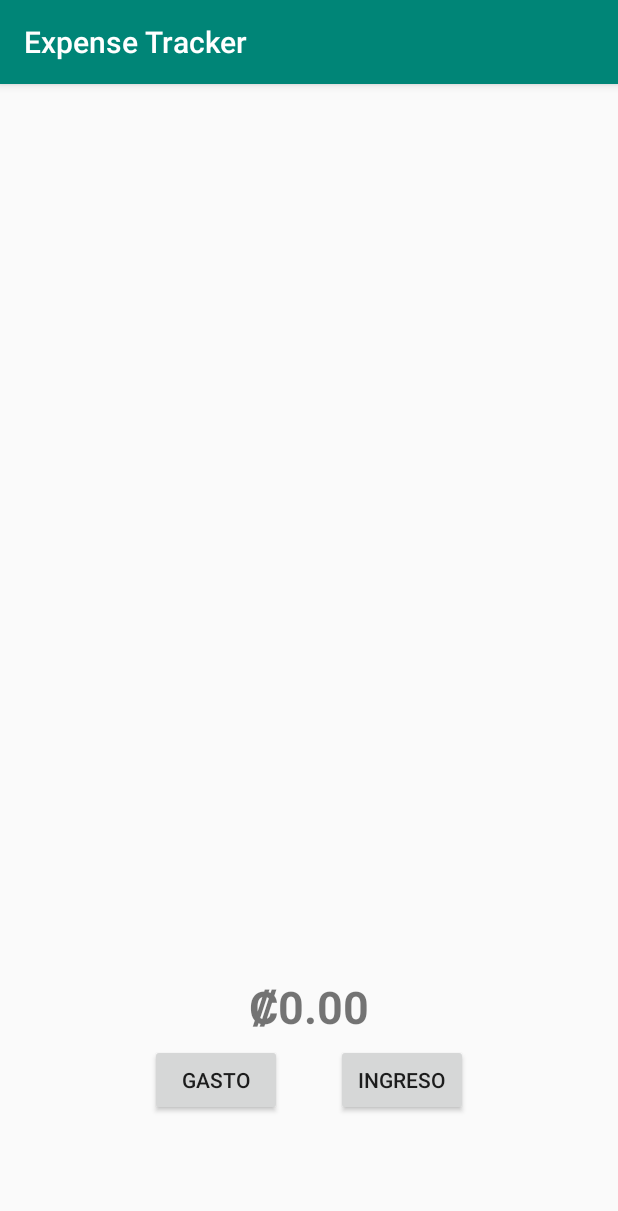
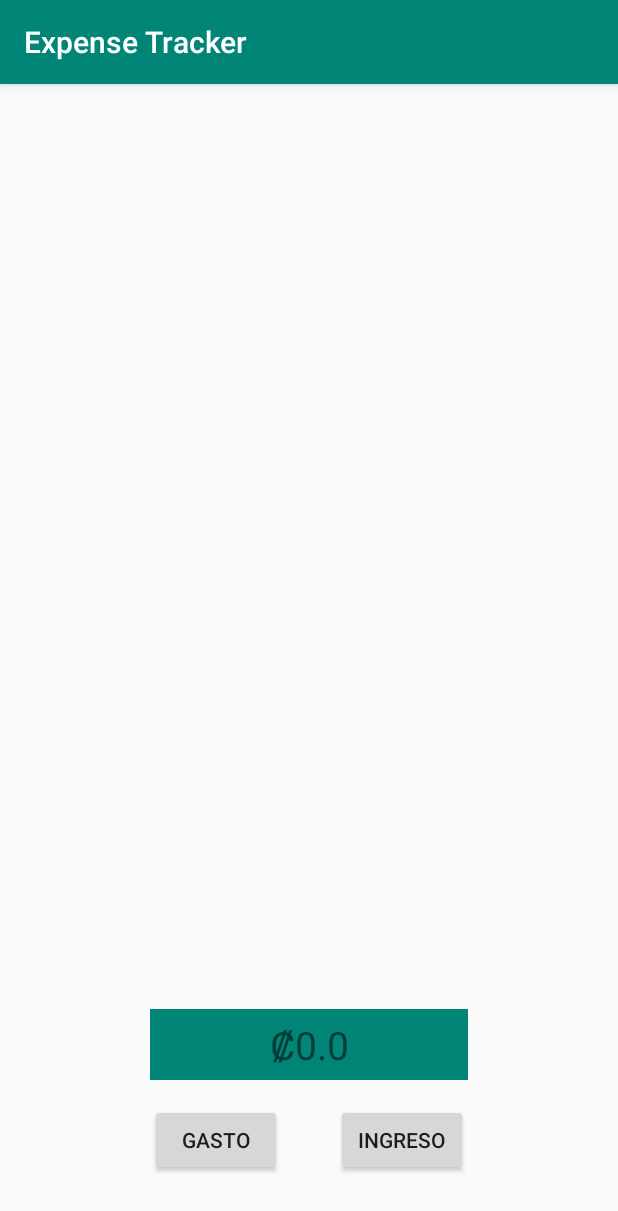
Before and after one commit to Kenneth-hv/ExpenseTracker, an Android app: the screen it shows after launch (MainActivity), on a phone screen of 412 x 824 dp. Shown: the top 1211 px of the screen. Run offline under Robolectric (Android 15) with nearby library versions, the phone set to English and light mode, and no system bars.

Commit message:
Changed startActivity to startActivityForResult. Now the history is opened tapping the balance text.

```diff
--- a/app/src/main/java/com/example/expensetracker/MainActivity.java
+++ b/app/src/main/java/com/example/expensetracker/MainActivity.java
@@ -4,13 +4,13 @@ import android.content.Intent;
 import android.support.v7.app.AppCompatActivity;
 import android.os.Bundle;
 import android.view.View;
+import android.widget.TextView;
 
 import com.example.expensetracker.controler.ExpenseTracker;
 
 
 public class MainActivity extends AppCompatActivity {
     private ExpenseTracker expenseTracker;
-
 
     @Override
     protected void onCreate(Bundle savedInstanceState) {
@@ -19,16 +19,30 @@ public class MainActivity extends AppCompatActivity {
 
         expenseTracker = ExpenseTracker.getInstance();
 
+        updateCurrentTotal();
     }
 
     public void addExpenseButton(View view){
         Intent addExpenseIntent = new Intent(this, AddExpenseActivity.class);
-        startActivity(addExpenseIntent);
+        startActivityForResult(addExpenseIntent,0);
+        updateCurrentTotal();
     }
 
     public void addIncomeButton(View view){
         Intent addIncomeIntent = new Intent(this, AddIncomeActivity.class);
         startActivity(addIncomeIntent);
+        updateCurrentTotal();
+    }
+
+    public void viewHistoryButton(View view){
+        Intent viewHistoryActivity = new Intent(this, ViewHistory.class);
+        startActivityForResult(viewHistoryActivity,0);
+        updateCurrentTotal();
+    }
+
+    private void updateCurrentTotal(){
+        TextView total = findViewById(R.id.totalTextView);
+        total.setText(expenseTracker.getTotalString());
     }
 
 }
--- a/app/src/main/res/layout/activity_main.xml
+++ b/app/src/main/res/layout/activity_main.xml
@@ -4,7 +4,8 @@
     xmlns:tools="http://schemas.android.com/tools"
     android:layout_width="match_parent"
     android:layout_height="match_parent"
-    tools:context=".MainActivity" >
+    android:onClick="viewHistoryButton"
+    tools:context=".MainActivity">
 
     <Button
         android:id="@+id/addExpenseButton"
@@ -14,7 +15,7 @@
         android:layout_marginLeft="100dp"
         android:layout_marginEnd="37dp"
         android:layout_marginRight="37dp"
-        android:layout_marginBottom="80dp"
+        android:layout_marginBottom="40dp"
         android:onClick="addExpenseButton"
         android:text="Gasto"
         app:layout_constraintBottom_toBottomOf="parent"
@@ -28,27 +29,30 @@
         android:layout_height="wrap_content"
         android:layout_marginEnd="100dp"
         android:layout_marginRight="100dp"
-        android:layout_marginBottom="80dp"
+        android:layout_marginBottom="40dp"
         android:onClick="addIncomeButton"
         android:text="Ingreso"
         app:layout_constraintBottom_toBottomOf="parent"
         app:layout_constraintEnd_toEndOf="parent" />
 
     <TextView
-        android:id="@+id/textView"
-        android:layout_width="wrap_content"
-        android:layout_height="34dp"
+        android:id="@+id/totalTextView"
+        android:layout_width="0dp"
+        android:layout_height="47dp"
         android:layout_marginStart="100dp"
         android:layout_marginLeft="100dp"
         android:layout_marginEnd="100dp"
         android:layout_marginRight="100dp"
-        android:layout_marginBottom="11dp"
-        android:lineSpacingExtra="10sp"
+        android:layout_marginBottom="16dp"
+        android:background="@color/colorPrimary"
+        android:gravity="center|center_horizontal"
+        android:onClick="viewHistoryButton"
+        android:padding="5dp"
         android:text="₡0.00"
-        android:textSize="30sp"
-        android:textStyle="bold"
+        android:textSize="26sp"
         app:layout_constraintBottom_toTopOf="@+id/addExpenseButton"
         app:layout_constraintEnd_toEndOf="parent"
+        app:layout_constraintHorizontal_bias="0.496"
         app:layout_constraintStart_toStartOf="parent" />
 
 </android.support.constraint.ConstraintLayout>
```
